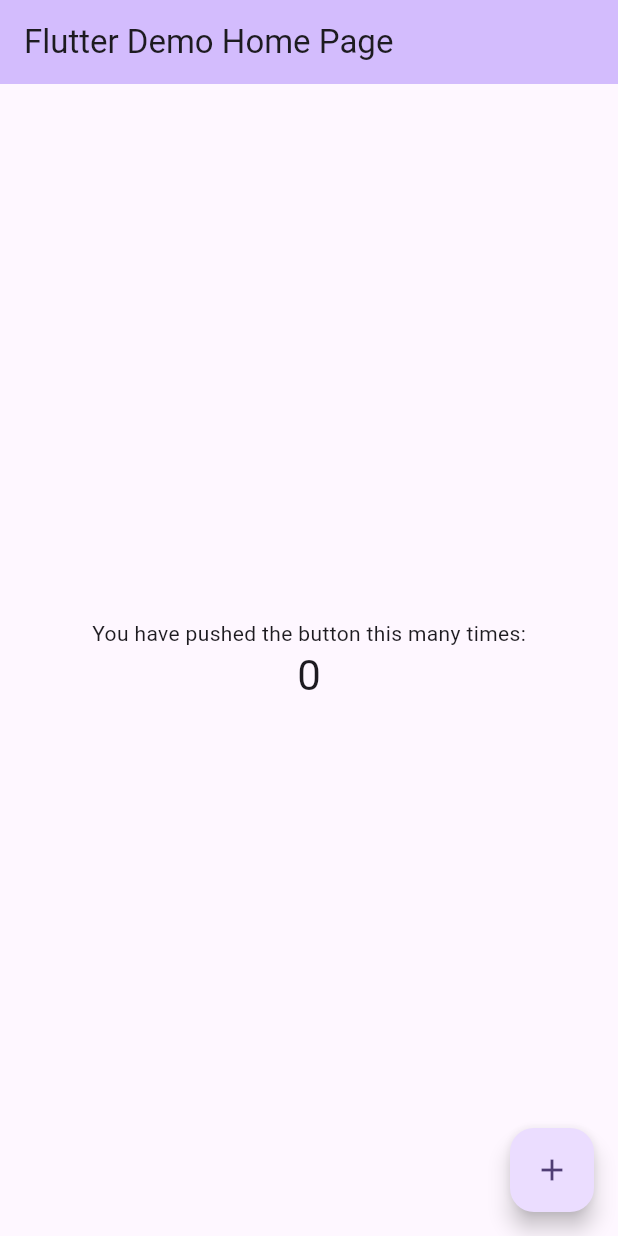
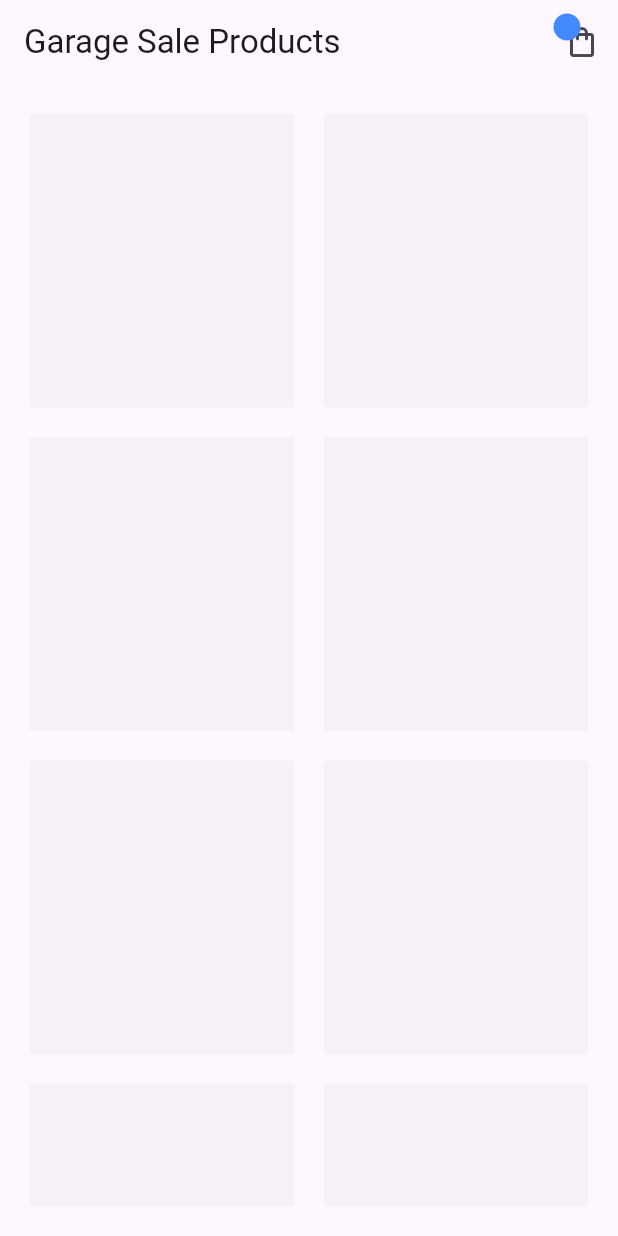
Before and after one commit to safwanpulisseri/e-commerce-app, a Flutter app: the screen it shows after launch, on a phone screen of 412 x 824 dp. Run offline on Flutter 3.47's test engine with Material 3 defaults, Android fonts, the phone set to English and light mode, and no system bars.

Commit message:
Structured the code and added basic UIs - Organized project files into a clear structure following best practices. - Implemented basic UIs for the Home page and other essential screens. - Enhanced code readability and maintainability by separating concerns.

```diff
--- a/lib/main.dart
+++ b/lib/main.dart
@@ -1,3 +1,4 @@
+import 'package:e_commerce_app/screens/home/home_screen.dart';
 import 'package:flutter/material.dart';
 
 void main() {
@@ -11,115 +12,13 @@ class MyApp extends StatelessWidget {
   @override
   Widget build(BuildContext context) {
     return MaterialApp(
-      title: 'Flutter Demo',
+      title: 'E Commerce',
       theme: ThemeData(
-        // This is the theme of your application.
-        //
-        // TRY THIS: Try running your application with "flutter run". You'll see
-        // the application has a purple toolbar. Then, without quitting the app,
-        // try changing the seedColor in the colorScheme below to Colors.green
-        // and then invoke "hot reload" (save your changes or press the "hot
-        // reload" button in a Flutter-supported IDE, or press "r" if you used
-        // the command line to start the app).
-        //
-        // Notice that the counter didn't reset back to zero; the application
-        // state is not lost during the reload. To reset the state, use hot
-        // restart instead.
-        //
-        // This works for code too, not just values: Most code changes can be
-        // tested with just a hot reload.
+
         colorScheme: ColorScheme.fromSeed(seedColor: Colors.deepPurple),
         useMaterial3: true,
       ),
-      home: const MyHomePage(title: 'Flutter Demo Home Page'),
+      home: const HomeScreen(),
     );
   }
 }
-
-class MyHomePage extends StatefulWidget {
-  const MyHomePage({super.key, required this.title});
-
-  // This widget is the home page of your application. It is stateful, meaning
-  // that it has a State object (defined below) that contains fields that affect
-  // how it looks.
-
-  // This class is the configuration for the state. It holds the values (in this
-  // case the title) provided by the parent (in this case the App widget) and
-  // used by the build method of the State. Fields in a Widget subclass are
-  // always marked "final".
-
-  final String title;
-
-  @override
-  State<MyHomePage> createState() => _MyHomePageState();
-}
-
-class _MyHomePageState extends State<MyHomePage> {
-  int _counter = 0;
-
-  void _incrementCounter() {
-    setState(() {
-      // This call to setState tells the Flutter framework that something has
-      // changed in this State, which causes it to rerun the build method below
-      // so that the display can reflect the updated values. If we changed
-      // _counter without calling setState(), then the build method would not be
-      // called again, and so nothing would appear to happen.
-      _counter++;
-    });
-  }
-
-  @override
-  Widget build(BuildContext context) {
-    // This method is rerun every time setState is called, for instance as done
-    // by the _incrementCounter method above.
-    //
-    // The Flutter framework has been optimized to make rerunning build methods
-    // fast, so that you can just rebuild anything that needs updating rather
-    // than having to individually change instances of widgets.
-    return Scaffold(
-      appBar: AppBar(
-        // TRY THIS: Try changing the color here to a specific color (to
-        // Colors.amber, perhaps?) and trigger a hot reload to see the AppBar
-        // change color while the other colors stay the same.
-        backgroundColor: Theme.of(context).colorScheme.inversePrimary,
-        // Here we take the value from the MyHomePage object that was created by
-        // the App.build method, and use it to set our appbar title.
-        title: Text(widget.title),
-      ),
-      body: Center(
-        // Center is a layout widget. It takes a single child and positions it
-        // in the middle of the parent.
-        child: Column(
-          // Column is also a layout widget. It takes a list of children and
-          // arranges them vertically. By default, it sizes itself to fit its
-          // children horizontally, and tries to be as tall as its parent.
-          //
-          // Column has various properties to control how it sizes itself and
-          // how it positions its children. Here we use mainAxisAlignment to
-          // center the children vertically; the main axis here is the vertical
-          // axis because Columns are vertical (the cross axis would be
-          // horizontal).
-          //
-          // TRY THIS: Invoke "debug painting" (choose the "Toggle Debug Paint"
-          // action in the IDE, or press "p" in the console), to see the
-          // wireframe for each widget.
-          mainAxisAlignment: MainAxisAlignment.center,
-          children: <Widget>[
-            const Text(
-              'You have pushed the button this many times:',
-            ),
-            Text(
-              '$_counter',
-              style: Theme.of(context).textTheme.headlineMedium,
-            ),
-          ],
-        ),
-      ),
-      floatingActionButton: FloatingActionButton(
-        onPressed: _incrementCounter,
-        tooltip: 'Increment',
-        child: const Icon(Icons.add),
-      ), // This trailing comma makes auto-formatting nicer for build methods.
-    );
-  }
-}
--- /dev/null
+++ b/lib/models/product.dart
@@ -0,0 +1,8 @@
+class Product {
+  const Product({ required this.id, required this.title, required this.price, required this.image });
+
+  final String id;
+  final String title;
+  final int price;
+  final String image;
+}
--- /dev/null
+++ b/lib/screens/cart/cart_screen.dart
@@ -0,0 +1,36 @@
+
+import 'package:flutter/material.dart';
+
+class CartScreen extends StatefulWidget {
+  const CartScreen({super.key});
+
+  @override
+  State<CartScreen> createState() => _CartScreenState();
+}
+
+class _CartScreenState extends State<CartScreen> {
+  bool showCoupon = true;
+
+  @override
+  Widget build(BuildContext context) {
+    return Scaffold(
+      appBar: AppBar(
+        title: const Text('Your Cart'),
+        centerTitle: true,
+        // actions: [],
+      ),
+      body: Container(
+        padding: const EdgeInsets.all(30),
+        child: const Column(
+          children: [
+            Column(
+              children: [], // output cart products here
+            ),
+
+            // output totals here
+          ],
+        ),
+      ),
+    );
+  }
+}
--- /dev/null
+++ b/lib/screens/home/home_screen.dart
@@ -0,0 +1,34 @@
+import 'package:flutter/material.dart';
+import '../../shared/cart_icon.dart';
+
+class HomeScreen extends StatelessWidget {
+  const HomeScreen({super.key});
+
+  @override
+  Widget build(BuildContext context) {
+    return Scaffold(
+      appBar: AppBar(
+        title: const Text('Garage Sale Products'),
+        actions: const [CartIcon()],
+      ),
+      body: Padding(
+        padding: const EdgeInsets.all(20),
+        child: GridView.builder(
+          itemCount: 8,
+          gridDelegate:const SliverGridDelegateWithFixedCrossAxisCount(
+            crossAxisCount: 2,
+            mainAxisSpacing: 20,
+            crossAxisSpacing: 20,
+            childAspectRatio: 0.9,
+          ),
+          itemBuilder:(context, index) {
+            return Container(
+              padding: const EdgeInsets.all(20),
+              color: Colors.blueGrey.withOpacity(0.05),
+            );
+          },
+        ),
+      ),
+    );
+  }
+}
--- /dev/null
+++ b/lib/shared/cart_icon.dart
@@ -0,0 +1,36 @@
+import 'package:flutter/material.dart';
+
+import '../screens/cart/cart_Screen.dart';
+
+class CartIcon extends StatelessWidget {
+  const CartIcon({super.key});
+
+  @override
+  Widget build(BuildContext context) {
+    return Stack(
+      children: [
+        IconButton(
+          onPressed: () {
+            Navigator.push(context, MaterialPageRoute(builder: (context) {
+              return const CartScreen();
+            }));
+          },
+          icon: const Icon(Icons.shopping_bag_outlined),
+        ),
+        Positioned(
+          top: 5,
+          left: 5,
+          child: Container(
+            width: 18,
+            height: 18,
+            alignment: Alignment.center,
+            decoration: BoxDecoration(
+              borderRadius: BorderRadius.circular(10),
+              color: Colors.blueAccent,
+            ),
+          ),
+        ),
+      ],
+    );
+  }
+}
```
